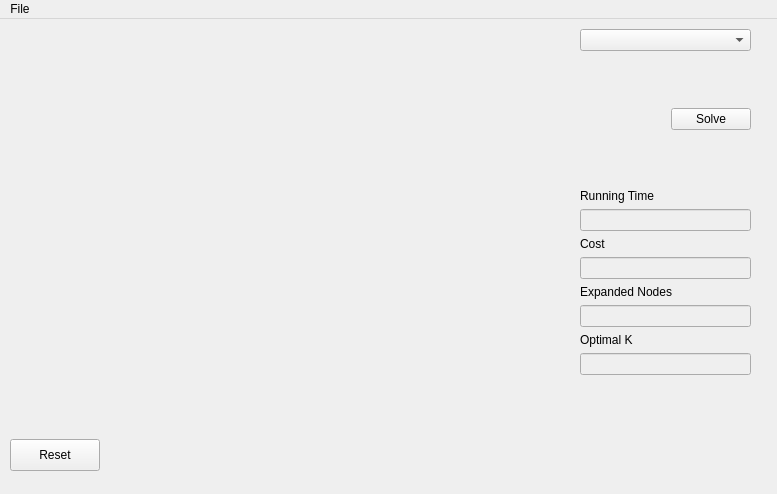
This is ui/ui_main_window.ui in k-alkiek/8-queens as Qt 5 draws it before an edit. The edited form follows.
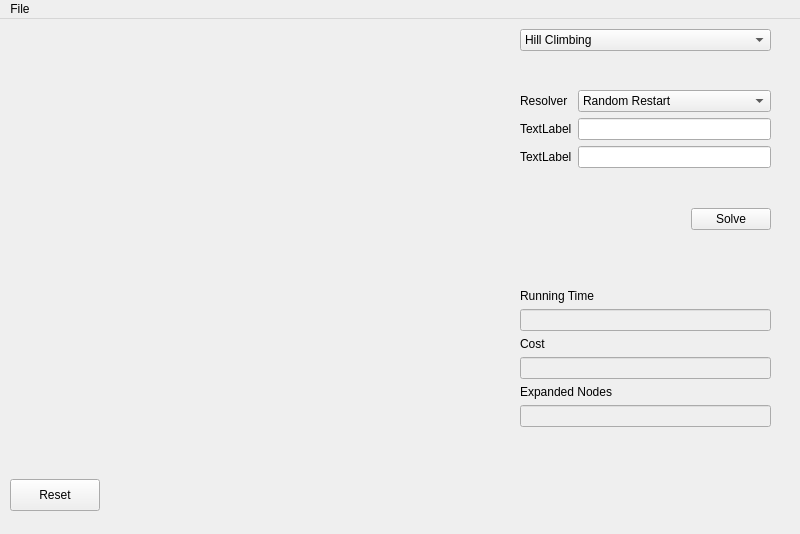
This is the edited form.

```diff
--- a/ui/ui_main_window.ui
+++ b/ui/ui_main_window.ui
@@ -6,8 +6,8 @@
    <rect>
     <x>0</x>
     <y>0</y>
-    <width>777</width>
-    <height>494</height>
+    <width>800</width>
+    <height>534</height>
    </rect>
   </property>
   <property name="windowTitle">
@@ -19,8 +19,8 @@
      <rect>
       <x>10</x>
       <y>10</y>
-      <width>541</width>
-      <height>401</height>
+      <width>481</width>
+      <height>441</height>
      </rect>
     </property>
     <layout class="QGridLayout" name="gridLayout">
@@ -36,7 +36,7 @@
     <property name="geometry">
      <rect>
       <x>10</x>
-      <y>420</y>
+      <y>460</y>
       <width>90</width>
       <height>32</height>
      </rect>
@@ -48,10 +48,10 @@
    <widget class="QWidget" name="verticalLayoutWidget">
     <property name="geometry">
      <rect>
-      <x>580</x>
-      <y>170</y>
-      <width>171</width>
-      <height>241</height>
+      <x>520</x>
+      <y>270</y>
+      <width>251</width>
+      <height>181</height>
      </rect>
     </property>
     <layout class="QVBoxLayout" name="verticalLayout">
@@ -97,20 +97,6 @@
        </property>
       </widget>
      </item>
-     <item>
-      <widget class="QLabel" name="optimalKLabel">
-       <property name="text">
-        <string>Optimal K</string>
-       </property>
-      </widget>
-     </item>
-     <item>
-      <widget class="QLineEdit" name="optimalKLineEdit">
-       <property name="enabled">
-        <bool>false</bool>
-       </property>
-      </widget>
-     </item>
      <item>
       <spacer name="verticalSpacer_3">
        <property name="orientation">
@@ -129,15 +115,36 @@
    <widget class="QWidget" name="verticalLayoutWidget_2">
     <property name="geometry">
      <rect>
-      <x>580</x>
+      <x>520</x>
       <y>10</y>
-      <width>171</width>
-      <height>101</height>
+      <width>251</width>
+      <height>201</height>
      </rect>
     </property>
     <layout class="QVBoxLayout" name="verticalLayout_2">
      <item>
-      <widget class="QComboBox" name="algorithmComboBox"/>
+      <widget class="QComboBox" name="algorithmComboBox">
+       <item>
+        <property name="text">
+         <string>Hill Climbing</string>
+        </property>
+       </item>
+       <item>
+        <property name="text">
+         <string>Beam Search</string>
+        </property>
+       </item>
+       <item>
+        <property name="text">
+         <string>Genetic Algorithm</string>
+        </property>
+       </item>
+       <item>
+        <property name="text">
+         <string>CSP</string>
+        </property>
+       </item>
+      </widget>
      </item>
      <item>
       <spacer name="verticalSpacer">
@@ -152,6 +159,64 @@
        </property>
       </spacer>
      </item>
+     <item>
+      <layout class="QFormLayout" name="paramForm">
+       <item row="1" column="0">
+        <widget class="QLabel" name="paramLabel_1">
+         <property name="text">
+          <string>TextLabel</string>
+         </property>
+        </widget>
+       </item>
+       <item row="1" column="1">
+        <widget class="QLineEdit" name="paramLineEdit_1"/>
+       </item>
+       <item row="2" column="0">
+        <widget class="QLabel" name="paramLabel_2">
+         <property name="text">
+          <string>TextLabel</string>
+         </property>
+        </widget>
+       </item>
+       <item row="2" column="1">
+        <widget class="QLineEdit" name="paramLineEdit_2"/>
+       </item>
+       <item row="0" column="0">
+        <widget class="QLabel" name="paramSelectLabel">
+         <property name="text">
+          <string>Resolver</string>
+         </property>
+        </widget>
+       </item>
+       <item row="0" column="1">
+        <widget class="QComboBox" name="paramComboBox">
+         <item>
+          <property name="text">
+           <string>Random Restart</string>
+          </property>
+         </item>
+         <item>
+          <property name="text">
+           <string>Sideway</string>
+          </property>
+         </item>
+        </widget>
+       </item>
+      </layout>
+     </item>
+     <item>
+      <spacer name="verticalSpacer_2">
+       <property name="orientation">
+        <enum>Qt::Vertical</enum>
+       </property>
+       <property name="sizeHint" stdset="0">
+        <size>
+         <width>20</width>
+         <height>40</height>
+        </size>
+       </property>
+      </spacer>
+     </item>
      <item>
       <layout class="QHBoxLayout" name="horizontalLayout">
        <item>
@@ -184,7 +249,7 @@
     <rect>
      <x>0</x>
      <y>0</y>
-     <width>777</width>
+     <width>800</width>
      <height>28</height>
     </rect>
    </property>
```
